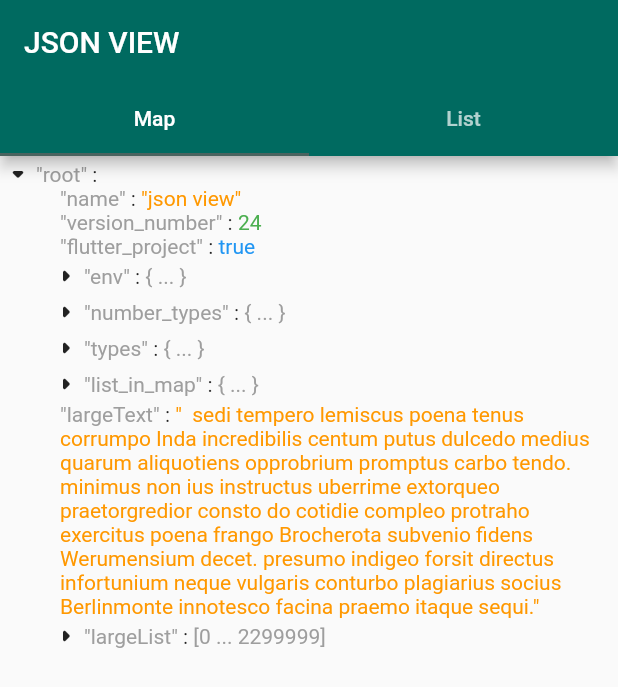
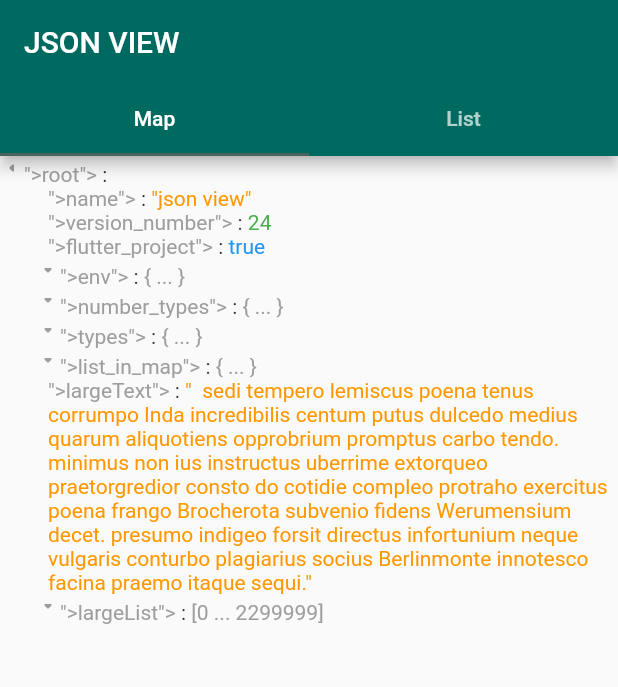
Before and after one commit to laiiihz/json_view, a Flutter app: the screen it shows after launch, on a phone screen of 412 x 824 dp. Shown: the top 687 px of the screen. Run offline on Flutter 3.47's test engine with Material 2 defaults, Android fonts, the phone set to English and light mode, and no system bars; our stand-ins replace bloc, equatable, flutter_bloc.

Commit message:
refactor json config

```diff
--- a/example/lib/main.dart
+++ b/example/lib/main.dart
@@ -52,8 +52,9 @@ class _HomePageState extends State<HomePage>
         ),
       ),
       body: JsonConfig(
-        styles: JsonStyleScheme(
-          addDoubleQuotation: true,
+        data: JsonConfigData(
+          style: JsonStyleScheme(
+            quotation: '">',
           ),
           color: JsonColorScheme(
             nullBackground: const Color(0xFFEBEBEB),
@@ -63,6 +64,7 @@ class _HomePageState extends State<HomePage>
             stringColor: Colors.orange,
             normalColor: Colors.grey,
             markColor: Colors.black87,
+          ),
         ),
         child: TabBarView(
           children: [
--- a/lib/json_view.dart
+++ b/lib/json_view.dart
@@ -2,3 +2,7 @@ library json_view;
 
 export 'src/widgets/json_view.dart';
 export 'src/widgets/json_config.dart';
+
+export 'src/models/json_config_data.dart';
+export 'src/models/json_color_scheme.dart';
+export 'src/models/json_style_scheme.dart';
--- a/lib/src/color_schemes/default_color_scheme.dart
+++ /dev/null
@@ -1,22 +0,0 @@
-import 'package:flutter/material.dart';
-import 'package:json_view/src/widgets/json_config.dart';
-
-const defaultLightColorScheme = JsonColorScheme(
-  nullColor: Colors.teal,
-  boolColor: Colors.blue,
-  numColor: Colors.green,
-  stringColor: Colors.orange,
-  normalColor: Colors.grey,
-  markColor: Colors.black87,
-  nullBackground: Colors.transparent,
-);
-
-final defaultDarkColorScheme = JsonColorScheme(
-  nullColor: Colors.teal[200]!,
-  boolColor: Colors.blue[200]!,
-  numColor: Colors.green[200]!,
-  stringColor: Colors.orange[200]!,
-  normalColor: Colors.grey,
-  markColor: Colors.white70,
-  nullBackground: Colors.transparent,
-);
--- /dev/null
+++ b/lib/src/models/json_color_scheme.dart
@@ -0,0 +1,112 @@
+import 'package:flutter/material.dart';
+
+class JsonColorScheme {
+  /// color for null value
+  final Color? nullColor;
+
+  /// color for boolean value
+  final Color? boolColor;
+
+  /// color for number value
+  final Color? numColor;
+
+  /// color for string value
+  final Color? stringColor;
+
+  /// color for normal value like keys
+  final Color? normalColor;
+
+  /// color for arrow & other widget
+  final Color? markColor;
+
+  final Color? nullBackground;
+
+  /// Json color scheme
+  const JsonColorScheme({
+    this.nullColor,
+    this.boolColor,
+    this.numColor,
+    this.stringColor,
+    this.normalColor,
+    this.markColor,
+    this.nullBackground,
+  });
+
+  JsonColorScheme copyWith({
+    Color? nullColor,
+    Color? boolColor,
+    Color? numColor,
+    Color? stringColor,
+    Color? normalColor,
+    Color? markColor,
+    Color? nullBackground,
+  }) {
+    return JsonColorScheme(
+      nullColor: nullColor ?? this.nullColor,
+      boolColor: boolColor ?? this.boolColor,
+      numColor: numColor ?? this.numColor,
+      stringColor: stringColor ?? this.stringColor,
+      normalColor: normalColor ?? this.normalColor,
+      markColor: markColor ?? this.markColor,
+      nullBackground: nullBackground ?? this.nullBackground,
+    );
+  }
+
+  JsonColorScheme merge(JsonColorScheme? scheme) {
+    if (scheme == null) return this;
+    return copyWith(
+      nullColor: scheme.nullColor,
+      boolColor: scheme.boolColor,
+      numColor: scheme.numColor,
+      stringColor: scheme.stringColor,
+      normalColor: scheme.normalColor,
+      markColor: scheme.markColor,
+      nullBackground: scheme.nullBackground,
+    );
+  }
+
+  @override
+  bool operator ==(Object other) {
+    if (identical(this, other)) return true;
+    if (other.runtimeType != runtimeType) return false;
+    return other is JsonColorScheme &&
+        other.nullColor == nullColor &&
+        other.boolColor == boolColor &&
+        other.numColor == numColor &&
+        other.stringColor == stringColor &&
+        other.normalColor == normalColor &&
+        other.markColor == markColor &&
+        other.nullBackground == nullBackground;
+  }
+
+  @override
+  int get hashCode => hashValues(
+        nullColor,
+        boolColor,
+        numColor,
+        stringColor,
+        normalColor,
+        markColor,
+        nullBackground,
+      );
+}
+
+const defaultLightColorScheme = JsonColorScheme(
+  nullColor: Colors.teal,
+  boolColor: Colors.blue,
+  numColor: Colors.green,
+  stringColor: Colors.orange,
+  normalColor: Colors.grey,
+  markColor: Colors.black87,
+  nullBackground: Colors.transparent,
+);
+
+final defaultDarkColorScheme = JsonColorScheme(
+  nullColor: Colors.teal[200]!,
+  boolColor: Colors.blue[200]!,
+  numColor: Colors.green[200]!,
+  stringColor: Colors.orange[200]!,
+  normalColor: Colors.grey,
+  markColor: Colors.white70,
+  nullBackground: Colors.transparent,
+);
--- /dev/null
+++ b/lib/src/models/json_config_data.dart
@@ -0,0 +1,123 @@
+import 'package:flutter/material.dart';
+import 'package:json_view/src/models/json_style_scheme.dart';
+
+import 'json_color_scheme.dart';
+
+class JsonConfigData {
+  /// color scheme of json view
+  final JsonColorScheme? color;
+
+  final JsonStyleScheme? style;
+
+  /// has animation
+  final bool? animation;
+
+  /// item padding,
+  /// default is EdgeInsets.only(left: 8)
+  final EdgeInsetsGeometry? itemPadding;
+
+  /// default is 300 milliseconds
+  ///
+  /// only work with [animation] is true
+  final Duration? animationDuration;
+
+  /// default is [Curves.ease]
+  ///
+  /// only work with [animation] is true
+  final Curve? animationCurve;
+
+  JsonConfigData({
+    this.color,
+    this.style,
+    this.itemPadding,
+    this.animation,
+    this.animationDuration,
+    this.animationCurve,
+  });
+
+  static const kUseAnimation = true;
+  static const kItemPadding = EdgeInsets.only(left: 8);
+  static const kAnimationDuration = Duration(milliseconds: 300);
+  static const kAnimationCurve = Curves.easeInOutCubic;
+
+  factory JsonConfigData.fallback(BuildContext context) {
+    return JsonConfigData(
+      color: defaultColor(context),
+      style: defaultStyle(context),
+      animation: kUseAnimation,
+      itemPadding: kItemPadding,
+      animationDuration: kAnimationDuration,
+      animationCurve: kAnimationCurve,
+    );
+  }
+
+  /// default color scheme
+  static JsonColorScheme defaultColor(BuildContext context) {
+    Brightness brightness = Theme.of(context).brightness;
+    if (brightness == Brightness.dark) {
+      return defaultDarkColorScheme;
+    } else {
+      return defaultLightColorScheme;
+    }
+  }
+
+  /// default style scheme
+  ///
+  // original from #4
+  static JsonStyleScheme defaultStyle(BuildContext context) =>
+      const JsonStyleScheme(
+        keysStyle: TextStyle(),
+        valuesStyle: TextStyle(),
+        quotation: null,
+      );
+
+  JsonConfigData copyWith({
+    JsonColorScheme? color,
+    JsonStyleScheme? style,
+    bool? animation,
+    EdgeInsetsGeometry? itemPadding,
+    Duration? animationDuration,
+    Curve? animationCurve,
+  }) {
+    return JsonConfigData(
+      color: this.color?.merge(color),
+      style: this.style?.merge(style),
+      animation: animation ?? this.animation,
+      itemPadding: itemPadding ?? this.itemPadding,
+      animationDuration: animationDuration ?? this.animationDuration,
+      animationCurve: animationCurve ?? this.animationCurve,
+    );
+  }
+
+  JsonConfigData merge(JsonConfigData? data) {
+    if (data == null) return this;
+    return copyWith(
+      color: data.color,
+      style: data.style,
+      animation: data.animation,
+      itemPadding: data.itemPadding,
+      animationDuration: data.animationDuration,
+      animationCurve: data.animationCurve,
+    );
+  }
+
+  @override
+  bool operator ==(Object other) {
+    if (identical(this, other)) return true;
+
+    return other is JsonConfigData &&
+        other.color == color &&
+        other.itemPadding == itemPadding &&
+        other.animation == animation &&
+        other.animationDuration == animationDuration &&
+        other.animationCurve == animationCurve;
+  }
+
+  @override
+  int get hashCode => hashValues(
+        color,
+        itemPadding,
+        animationDuration,
+        animationCurve,
+      );
+}
--- /dev/null
+++ b/lib/src/models/json_style_scheme.dart
@@ -0,0 +1,53 @@
+import 'package:flutter/material.dart';
+
+class JsonStyleScheme {
+  /// text style for keys
+  final TextStyle keysStyle;
+
+  /// text style for values
+  final TextStyle valuesStyle;
+
+  /// add double quotation on keys or not. default set to false
+  final String? quotation;
+
+  /// Json color scheme
+  const JsonStyleScheme({
+    this.keysStyle = const TextStyle(),
+    this.valuesStyle = const TextStyle(),
+    this.quotation,
+  });
+
+  JsonStyleScheme copyWith({
+    TextStyle? keysStyle,
+    TextStyle? valuesStyle,
+    String? quotation,
+  }) {
+    return JsonStyleScheme(
+      keysStyle: keysStyle ?? this.keysStyle,
+      valuesStyle: valuesStyle ?? this.valuesStyle,
+      quotation: quotation ?? this.quotation,
+    );
+  }
+
+  JsonStyleScheme merge(JsonStyleScheme? scheme) {
+    if (scheme == null) return this;
+    return copyWith(
+      keysStyle: scheme.keysStyle,
+      valuesStyle: scheme.valuesStyle,
+      quotation: scheme.quotation,
+    );
+  }
+
+  @override
+  bool operator ==(Object other) {
+    if (identical(this, other)) return true;
+
+    return other is JsonStyleScheme &&
+        other.keysStyle == keysStyle &&
+        other.valuesStyle == valuesStyle &&
+        other.quotation == quotation;
+  }
+
+  @override
+  int get hashCode => hashValues(keysStyle, valuesStyle, quotation);
+}
--- a/lib/src/widgets/arrow_widget.dart
+++ b/lib/src/widgets/arrow_widget.dart
@@ -1,52 +1,60 @@
-import 'package:flutter/widgets.dart';
+import 'dart:math' as math;
+import 'package:flutter/material.dart';
 
+import '../../json_view.dart';
+import '../models/json_config_data.dart';
 import '../painters/arrow_painter.dart';
-import 'json_config.dart';
-
-enum ArrowDirection {
-  left,
-  right,
-  up,
-  down,
-}
 
 class ArrowWidget extends StatelessWidget {
   final VoidCallback? onTap;
-  final ArrowDirection direction;
-  const ArrowWidget(
-      {Key? key, this.onTap, this.direction = ArrowDirection.right})
-      : super(key: key);
-  int get _turn {
-    switch (direction) {
-      case ArrowDirection.left:
-        return 2;
-      case ArrowDirection.right:
-        return 0;
-      case ArrowDirection.up:
-        return 3;
-      case ArrowDirection.down:
-        return 1;
-    }
-  }
+  final bool expanded;
+  final Widget? customArrow;
+
+  const ArrowWidget({
+    Key? key,
+    this.onTap,
+    this.expanded = false,
+    this.customArrow,
+  }) : super(key: key);
 
   @override
   Widget build(BuildContext context) {
-    final JsonConfig config = JsonConfig.of(context);
-    final cs = config.color!;
+    final JsonConfigData config = JsonConfig.of(context);
+    final cs = config.color ?? JsonConfigData.defaultColor(context);
+    late Widget _arrow;
+
+    if (customArrow != null) {
+      _arrow = IconTheme(
+        data: IconThemeData(color: cs.normalColor, size: 16),
+        child: customArrow!,
+      );
+    } else {
+      _arrow = CustomPaint(
+        painter: ArrowPainter(color: cs.markColor ?? Colors.black),
+        size: const Size(16, 16),
+      );
+    }
+
+    if (config.animation ?? JsonConfigData.kUseAnimation) {
+      _arrow = AnimatedRotation(
+        turns: expanded ? .25 : 0,
+        duration: config.animationDuration ?? JsonConfigData.kAnimationDuration,
+        curve: config.animationCurve ?? JsonConfigData.kAnimationCurve,
+        child: _arrow,
+      );
+    } else {
+      _arrow = Transform.rotate(
+        angle: expanded ? .25 * math.pi * 2.0 : 0,
+        child: _arrow,
+      );
+    }
+
     return GestureDetector(
       behavior: HitTestBehavior.translucent,
       onTap: onTap,
       child: MouseRegion(
         cursor: SystemMouseCursors.click,
-        child: RotatedBox(
-          quarterTurns: _turn,
-          child: CustomPaint(
-            painter: ArrowPainter(
-              color: cs.markColor,
-            ),
-            size: const Size(8, 8),
-          ),
-        ),
+        child: _arrow,
       ),
     );
   }
--- a/lib/src/widgets/json_config.dart
+++ b/lib/src/widgets/json_config.dart
@@ -1,141 +1,25 @@
 import 'package:flutter/material.dart';
 
-import '../color_schemes/default_color_scheme.dart';
+import '../models/json_color_scheme.dart';
+import '../models/json_config_data.dart';
 
 class JsonConfig extends InheritedWidget {
-  /// color scheme of json view
-  final JsonColorScheme? color;
-
-  /// item padding
-  final EdgeInsetsGeometry? itemPadding;
-
-  /// default is 300 milliseconds
-  final Duration? customArrowAnimationDuration;
-
-  /// default is [Curves.ease]
-  final Curve? customArrowAnimationCurve;
-
-  /// style scheme of json view
-  final JsonStyleScheme? styles;
+  final JsonConfigData? data;
 
   /// configuration of json view
   const JsonConfig({
     Key? key,
     Widget? child,
-    this.color,
-    this.itemPadding,
-    this.customArrowAnimationCurve,
-    this.customArrowAnimationDuration,
-    this.styles,
+    this.data,
   }) : super(key: key, child: child ?? const SizedBox.shrink());
   @override
-  bool updateShouldNotify(JsonConfig oldWidget) => color != oldWidget.color;
+  bool updateShouldNotify(JsonConfig oldWidget) => data != oldWidget.data;
 
   /// get a [JsonConfig] from [BuildContext]
-  static JsonConfig of(BuildContext context) {
+  static JsonConfigData of(BuildContext context) {
     final current = context.dependOnInheritedWidgetOfExactType<JsonConfig>();
-    if (current == null) {
-      return JsonConfig(
-        color: defaultColor(context),
-        itemPadding: const EdgeInsets.only(left: 8),
-        styles: defaultStyle(context),
-      );
-    } else {
-      JsonConfig chain = current;
-      if (current.color == null) {
-        chain = chain.copyWith(color: defaultColor(context));
-      }
-      if (current.styles == null) {
-        chain = chain.copyWith(styles: defaultStyle(context));
-      }
-      if (current.itemPadding == null) {
-        chain = chain.copyWith(itemPadding: const EdgeInsets.only(left: 8));
-      }
-      return chain;
-    }
-  }
-
-  /// default color scheme
-  static JsonColorScheme defaultColor(BuildContext context) {
-    Brightness brightness = Theme.of(context).brightness;
-    if (brightness == Brightness.dark) {
-      return defaultDarkColorScheme;
-    } else {
-      return defaultLightColorScheme;
-    }
-  }
-
-  /// default style scheme
-  static JsonStyleScheme defaultStyle(BuildContext context) =>
-      const JsonStyleScheme(
-        keysStyle: TextStyle(),
-        valuesStyle: TextStyle(),
-      );
-
-  /// copy with
-  JsonConfig copyWith({
-    JsonColorScheme? color,
-    Widget? child,
-    EdgeInsetsGeometry? itemPadding,
-    JsonStyleScheme? styles,
-  }) {
-    return JsonConfig(
-      child: child ?? this.child,
-      color: color ?? this.color,
-      itemPadding: itemPadding ?? this.itemPadding,
-      styles: styles ?? this.styles,
-    );
+    final fallback = JsonConfigData.fallback(context);
+    if (current?.data == null) return fallback;
+    return fallback.merge(current!.data);
   }
 }
-
-class JsonColorScheme {
-  /// color for null value
-  final Color nullColor;
-
-  /// color for boolean value
-  final Color boolColor;
-
-  /// color for number value
-  final Color numColor;
-
-  /// color for string value
-  final Color stringColor;
-
-  /// color for normal value like keys
-  final Color normalColor;
-
-  /// color for arrow & other widget
-  final Color markColor;
-
-  /// color for null background
-  final Color nullBackground;
-
-  /// Json color scheme
-  const JsonColorScheme({
-    required this.nullColor,
-    required this.boolColor,
-    required this.numColor,
-    required this.stringColor,
-    required this.normalColor,
-    required this.markColor,
-    this.nullBackground = Colors.transparent,
-  });
-}
-
-class JsonStyleScheme {
-  /// text style for keys
-  final TextStyle keysStyle;
-
-  /// text style for values
-  final TextStyle valuesStyle;
-
-  /// add double quotation on keys or not. default set to false
-  final bool addDoubleQuotation;
-
-  /// Json color scheme
-  const JsonStyleScheme({
-    this.keysStyle = const TextStyle(),
-    this.valuesStyle = const TextStyle(),
-    this.addDoubleQuotation = false,
-  });
-}
--- a/lib/src/widgets/list_tile.dart
+++ b/lib/src/widgets/list_tile.dart
@@ -142,9 +142,9 @@ class _ListTile extends StatelessWidget {
     final jsonConfig = JsonConfig.of(context);
     return AnimatedSize(
       alignment: Alignment.topCenter,
-      duration: jsonConfig.customArrowAnimationDuration ??
-          const Duration(milliseconds: 300),
-      curve: jsonConfig.customArrowAnimationCurve ?? Curves.ease,
+      duration:
+          jsonConfig.animationDuration ?? const Duration(milliseconds: 300),
+      curve: jsonConfig.animationCurve ?? Curves.ease,
       child: Column(
         crossAxisAlignment: CrossAxisAlignment.start,
         children: [
@@ -177,27 +177,10 @@ class _ListTile extends StatelessWidget {
   }
 
   Widget get _arrowWidget => BlocBuilder<ExpansionCubit, ExpansionState>(
-        builder: (context, state) => arrow == null
-            ? ArrowWidget(
-                direction: state.isExpanded
-                    ? ArrowDirection.down
-                    : ArrowDirection.right,
-                onTap: () => _changeState(context),
-              )
-            : MouseRegion(
-                cursor: SystemMouseCursors.click,
-                child: GestureDetector(
-                  onTap: () => _changeState(context),
-                  child: AnimatedRotation(
-                    turns: state.isExpanded ? 0 : -.25,
-                    duration:
-                        JsonConfig.of(context).customArrowAnimationDuration ??
-                            const Duration(milliseconds: 300),
-                    curve: JsonConfig.of(context).customArrowAnimationCurve ??
-                        Curves.ease,
-                    child: arrow,
-                  ),
-                ),
-              ),
+        builder: (context, state) => ArrowWidget(
+          expanded: state.isExpanded,
+          onTap: () => _changeState(context),
+          customArrow: arrow,
+        ),
       );
 }
--- a/lib/src/widgets/map_tile.dart
+++ b/lib/src/widgets/map_tile.dart
@@ -58,9 +58,9 @@ class _MapTile extends StatelessWidget {
   Widget build(BuildContext context) {
     return AnimatedSize(
       alignment: Alignment.topCenter,
-      duration: JsonConfig.of(context).customArrowAnimationDuration ??
+      duration: JsonConfig.of(context).animationDuration ??
           const Duration(milliseconds: 300),
-      curve: JsonConfig.of(context).customArrowAnimationCurve ?? Curves.ease,
+      curve: JsonConfig.of(context).animationCurve ?? Curves.ease,
       child: Column(
         crossAxisAlignment: CrossAxisAlignment.start,
         children: [
@@ -98,27 +98,10 @@ class _MapTile extends StatelessWidget {
   }
 
   Widget get _arrowWidget => BlocBuilder<ExpansionCubit, ExpansionState>(
-        builder: (context, state) => arrow == null
-            ? ArrowWidget(
-                direction: state.isExpanded
-                    ? ArrowDirection.down
-                    : ArrowDirection.right,
-                onTap: () => _changeState(context),
-              )
-            : MouseRegion(
-                cursor: SystemMouseCursors.click,
-                child: GestureDetector(
-                  onTap: () => _changeState(context),
-                  child: AnimatedRotation(
-                    turns: state.isExpanded ? 0 : -.25,
-                    duration:
-                        JsonConfig.of(context).customArrowAnimationDuration ??
-                            const Duration(milliseconds: 300),
-                    curve: JsonConfig.of(context).customArrowAnimationCurve ??
-                        Curves.ease,
-                    child: arrow,
-                  ),
-                ),
-              ),
+        builder: (context, state) => ArrowWidget(
+          expanded: state.isExpanded,
+          onTap: () => _changeState(context),
+          customArrow: arrow,
+        ),
       );
 }
--- a/lib/src/widgets/simple_tiles.dart
+++ b/lib/src/widgets/simple_tiles.dart
@@ -1,6 +1,8 @@
 import 'package:flutter/material.dart';
 import 'package:json_view/src/painters/null_background.dart';
 
+import '../models/json_color_scheme.dart';
+import '../models/json_style_scheme.dart';
 import 'json_config.dart';
 
 class _ColonSpan extends TextSpan {
@@ -46,19 +48,22 @@ class KeyValueTile extends StatelessWidget {
       JsonConfig.of(context).color!;
 
   JsonStyleScheme styleScheme(BuildContext context) =>
-      JsonConfig.of(context).styles!;
+      JsonConfig.of(context).style!;
 
-  Color valueColor(BuildContext context) => colorScheme(context).normalColor;
+  Color valueColor(BuildContext context) =>
+      colorScheme(context).normalColor ?? Colors.black;
 
   @override
   Widget build(BuildContext context) {
     // cs stand for colorScheme
     final cs = colorScheme(context);
-    // cs stand for styleScheme
+    // ss stand for styleScheme
     final ss = styleScheme(context);
     final spans = <InlineSpan>[
       _KeySpan(
-          keyValue: ss.addDoubleQuotation ? '"$keyName"' : keyName,
+          keyValue: ss.quotation == null
+              ? keyName
+              : '${ss.quotation}$keyName${ss.quotation}',
           style: ss.keysStyle.copyWith(color: cs.normalColor)),
       _ColonSpan(style: ss.keysStyle.copyWith(color: cs.markColor)),
       isNullValue
@@ -126,7 +131,8 @@ class NullTile extends KeyValueTile {
         );
 
   @override
-  Color valueColor(BuildContext context) => colorScheme(context).nullColor;
+  Color valueColor(BuildContext context) =>
+      colorScheme(context).nullColor ?? Colors.teal;
 }
 
 class NumTile extends KeyValueTile {
@@ -141,7 +147,8 @@ class NumTile extends KeyValueTile {
         );
 
   @override
-  Color valueColor(BuildContext context) => colorScheme(context).numColor;
+  Color valueColor(BuildContext context) =>
+      colorScheme(context).numColor ?? Colors.green;
 }
 
 class BoolTile extends KeyValueTile {
@@ -156,7 +163,8 @@ class BoolTile extends KeyValueTile {
         );
 
   @override
-  Color valueColor(BuildContext context) => colorScheme(context).boolColor;
+  Color valueColor(BuildContext context) =>
+      colorScheme(context).boolColor ?? Colors.blue;
 }
 
 class StringTile extends KeyValueTile {
@@ -171,5 +179,6 @@ class StringTile extends KeyValueTile {
         );
 
   @override
-  Color valueColor(BuildContext context) => colorScheme(context).stringColor;
+  Color valueColor(BuildContext context) =>
+      colorScheme(context).stringColor ?? Colors.orange;
 }
```
Lines whose indentation alone changed are shown as unchanged.
